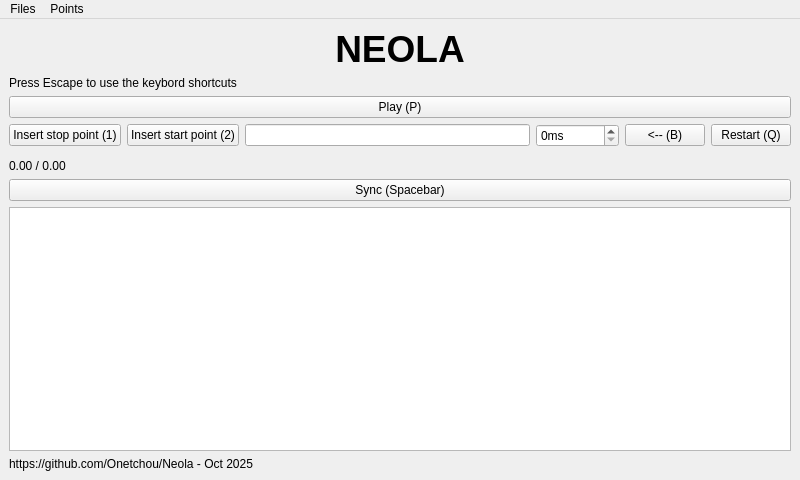
Old version of the form mainwindow.ui in the repository Onetchou/Neola.
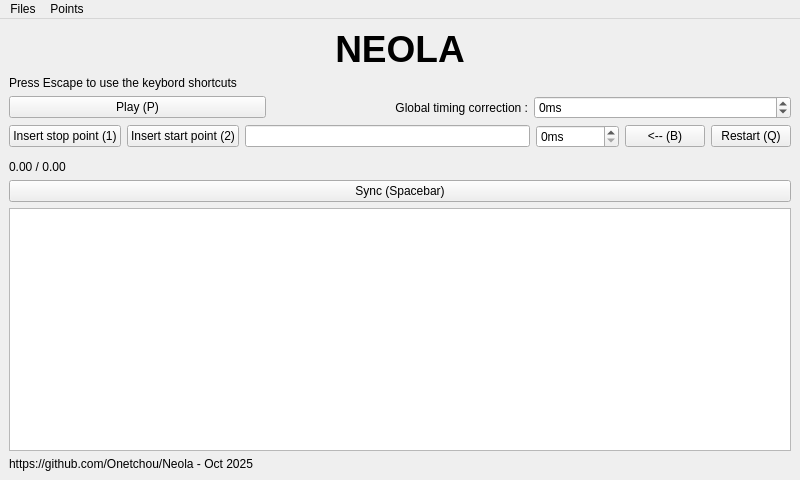
New version of the form.

Commit message: Global timing correction parameter added

Diff of the .ui file:
```diff
--- a/mainwindow.ui
+++ b/mainwindow.ui
@@ -36,6 +36,8 @@
      </widget>
     </item>
     <item>
+     <layout class="QHBoxLayout" name="horizontalLayout">
+      <item>
      <widget class="QPushButton" name="playButton">
       <property name="text">
        <string>Play (P)</string>
@@ -43,6 +45,34 @@
      </widget>
     </item>
     <item>
+       <widget class="QLabel" name="label_4">
+        <property name="text">
+         <string>Global timing correction :</string>
+        </property>
+        <property name="alignment">
+         <set>Qt::AlignmentFlag::AlignRight|Qt::AlignmentFlag::AlignTrailing|Qt::AlignmentFlag::AlignVCenter</set>
+        </property>
+       </widget>
+      </item>
+      <item>
+       <widget class="QSpinBox" name="timingCorrectionSpinBox">
+        <property name="suffix">
+         <string>ms</string>
+        </property>
+        <property name="minimum">
+         <number>-9999999</number>
+        </property>
+        <property name="maximum">
+         <number>9999999</number>
+        </property>
+        <property name="singleStep">
+         <number>100</number>
+        </property>
+       </widget>
+      </item>
+     </layout>
+    </item>
+    <item>
      <layout class="QHBoxLayout" name="topRow">
       <item>
        <widget class="QPushButton" name="insertStopPointButton">
```
Left out of the diff: 8 changed lines with no effect on the pictures. Lines whose indentation alone changed are shown as unchanged. The commit also changes 4 other files.
